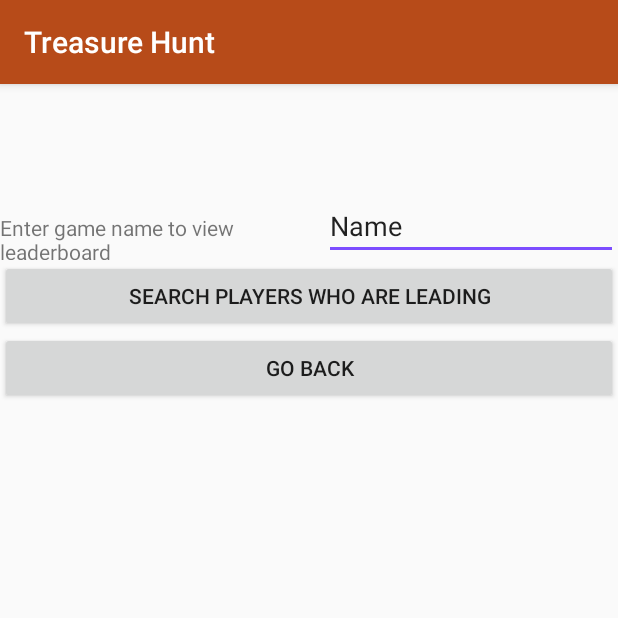
After one commit to SurajPatil314/mobilecomputingproject_new, an Android app: the Leaderboardactivity screen opened directly, with no data from a screen before it, on a phone screen of 412 x 824 dp, the top half of it. The commit adds this screen. Run offline under Robolectric (Android 15) with nearby library versions, the phone set to English and light mode, and no system bars.

Commit message:
Suraj_commit_11 may_ validations , leaderboard update

```diff
--- a/app/src/main/java/com/example/mcproject/GameOn.java
+++ b/app/src/main/java/com/example/mcproject/GameOn.java
@@ -15,6 +15,7 @@ import android.util.Log;
 import android.view.View;
 import android.widget.Button;
 import android.widget.TextView;
+import android.widget.Toast;
 
 import com.google.android.gms.maps.CameraUpdateFactory;
 import com.google.android.gms.maps.GoogleMap;
@@ -169,13 +170,18 @@ public class GameOn extends FragmentActivity implements OnMapReadyCallback, Loca
         Log.d("Pratik-", String.valueOf(distance));
         if(distance <= 5.00) {
             //It is correct, Show next question
+            Toast.makeText(GameOn.this, "Correct answer, heading towards next question", Toast.LENGTH_LONG).show();
             if(islast) {
                 Log.d("message", "Congratulations! You won!");
+                Toast.makeText(GameOn.this, "Congratulations! You finished the game", Toast.LENGTH_LONG).show();
                 //start new activity
                 return;
             }
             questionnumber++;
             showQuestion();
+        }
+        else {
+            Toast.makeText(GameOn.this, "Wrong answer. Please try again", Toast.LENGTH_LONG).show();
         }
     }
 
--- /dev/null
+++ b/app/src/main/java/com/example/mcproject/Leaderboardactivity.java
@@ -0,0 +1,13 @@
+package com.example.mcproject;
+
+import android.support.v7.app.AppCompatActivity;
+import android.os.Bundle;
+
+public class Leaderboardactivity extends AppCompatActivity {
+
+    @Override
+    protected void onCreate(Bundle savedInstanceState) {
+        super.onCreate(savedInstanceState);
+        setContentView(R.layout.activity_leaderboardactivity);
+    }
+}
--- a/app/src/main/java/com/example/mcproject/new_game_creation_page.java
+++ b/app/src/main/java/com/example/mcproject/new_game_creation_page.java
@@ -109,6 +109,10 @@ public class new_game_creation_page extends AppCompatActivity implements Locatio
             alertboxfunction();
             // dataref.push().setValue(newuser1);
         }
+        else
+        {
+            Toast.makeText(new_game_creation_page.this, "to creategame you need to enter game name.Enter game name first in previous screen", Toast.LENGTH_LONG).show();
+        }
     }
 
     void alertboxfunction() {
--- a/app/src/main/res/layout/activity_create_join_game.xml
+++ b/app/src/main/res/layout/activity_create_join_game.xml
@@ -103,8 +103,9 @@
                 android:id="@+id/show_board"
                 android:layout_width="match_parent"
                 android:layout_height="wrap_content"
+                android:background="@drawable/trans_button"
                 android:text="Go to Leaderboard"
-                android:background="@drawable/trans_button" />
+                android:onClick="go_to_leaderboard"/>
 
             <TextView
                 android:id="@+id/textView5"
--- /dev/null
+++ b/app/src/main/res/layout/activity_leaderboardactivity.xml
@@ -0,0 +1,54 @@
+<?xml version="1.0" encoding="utf-8"?>
+<LinearLayout xmlns:android="http://schemas.android.com/apk/res/android"
+    xmlns:app="http://schemas.android.com/apk/res-auto"
+    xmlns:tools="http://schemas.android.com/tools"
+    android:layout_width="match_parent"
+    android:layout_height="match_parent"
+    android:orientation="vertical"
+    tools:context=".Leaderboardactivity">
+
+    <LinearLayout
+        android:layout_width="match_parent"
+        android:layout_height="72dp"
+        android:orientation="vertical"></LinearLayout>
+
+    <LinearLayout
+        android:layout_width="match_parent"
+        android:layout_height="wrap_content"
+        android:orientation="vertical">
+
+        <LinearLayout
+            android:layout_width="match_parent"
+            android:layout_height="wrap_content"
+            android:orientation="horizontal">
+
+            <TextView
+                android:id="@+id/textView12"
+                android:layout_width="wrap_content"
+                android:layout_height="wrap_content"
+                android:layout_weight="1"
+                android:text="Enter game name to view leaderboard" />
+
+            <EditText
+                android:id="@+id/gamenametextbox"
+                android:layout_width="wrap_content"
+                android:layout_height="wrap_content"
+                android:layout_weight="1"
+                android:ems="10"
+                android:inputType="textPersonName"
+                android:text="Name" />
+        </LinearLayout>
+
+        <Button
+            android:id="@+id/leaderbutton"
+            android:layout_width="match_parent"
+            android:layout_height="wrap_content"
+            android:text="Search players who are leading" />
+
+        <Button
+            android:id="@+id/go_back"
+            android:layout_width="match_parent"
+            android:layout_height="wrap_content"
+            android:text="go back" />
+    </LinearLayout>
+</LinearLayout>
```
Also changed, not shown: app/src/main/AndroidManifest.xml (+11 -5 lines), app/src/main/java/com/example/mcproject/create_join_game.java (+20 -3 lines), app/src/main/java/com/example/mcproject/leaderboard.java (+37 -0 lines).
